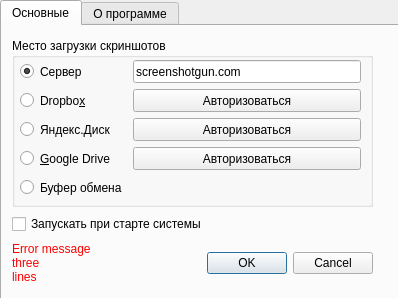
The window that ui/Settings.ui (ismd/screenshotgun) describes before a commit, drawn with Qt 5.
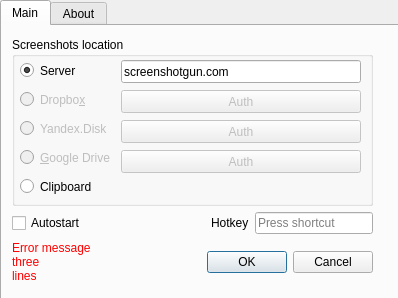
The same window after the commit.

```diff
--- a/ui/Settings.ui
+++ b/ui/Settings.ui
@@ -33,7 +33,7 @@
    </property>
    <widget class="QWidget" name="tab">
     <attribute name="title">
-     <string>Основные</string>
+     <string>Main</string>
     </attribute>
     <widget class="QWidget" name="layoutWidget">
      <property name="geometry">
@@ -60,15 +60,15 @@
          </size>
         </property>
         <property name="title">
-         <string>Место загрузки скриншотов</string>
+         <string>Screenshots location</string>
         </property>
-        <widget class="QWidget" name="">
+        <widget class="QWidget" name="layoutWidget1">
          <property name="geometry">
           <rect>
            <x>8</x>
            <y>22</y>
            <width>341</width>
-           <height>141</height>
+           <height>143</height>
           </rect>
          </property>
          <layout class="QHBoxLayout" name="horizontalLayout_3">
@@ -86,7 +86,7 @@
                </size>
               </property>
               <property name="text">
-               <string>Сервер</string>
+               <string>Server</string>
               </property>
               <property name="checked">
                <bool>true</bool>
@@ -96,7 +96,7 @@
             <item>
              <widget class="QRadioButton" name="radioButtonDropbox">
               <property name="enabled">
-               <bool>true</bool>
+               <bool>false</bool>
               </property>
               <property name="minimumSize">
                <size>
@@ -112,7 +112,7 @@
             <item>
              <widget class="QRadioButton" name="radioButtonYandex">
               <property name="enabled">
-               <bool>true</bool>
+               <bool>false</bool>
               </property>
               <property name="minimumSize">
                <size>
@@ -121,14 +121,14 @@
                </size>
               </property>
               <property name="text">
-               <string>Яндекс.Диск</string>
+               <string>Yandex.Disk</string>
               </property>
              </widget>
             </item>
             <item>
              <widget class="QRadioButton" name="radioButtonGoogle">
               <property name="enabled">
-               <bool>true</bool>
+               <bool>false</bool>
               </property>
               <property name="minimumSize">
                <size>
@@ -153,7 +153,7 @@
                </size>
               </property>
               <property name="text">
-               <string>Буфер обмена</string>
+               <string>Clipboard</string>
               </property>
              </widget>
             </item>
@@ -182,6 +182,9 @@
             </item>
             <item>
              <widget class="QPushButton" name="authDropbox">
+              <property name="enabled">
+               <bool>false</bool>
+              </property>
               <property name="maximumSize">
                <size>
                 <width>16777215</width>
@@ -189,12 +192,15 @@
                </size>
               </property>
               <property name="text">
-               <string>Авторизоваться</string>
+               <string>Auth</string>
               </property>
              </widget>
             </item>
             <item>
              <widget class="QPushButton" name="authYandex">
+              <property name="enabled">
+               <bool>false</bool>
+              </property>
               <property name="maximumSize">
                <size>
                 <width>16777215</width>
@@ -202,12 +208,15 @@
                </size>
               </property>
               <property name="text">
-               <string>Авторизоваться</string>
+               <string>Auth</string>
               </property>
              </widget>
             </item>
             <item>
              <widget class="QPushButton" name="authGoogle">
+              <property name="enabled">
+               <bool>false</bool>
+              </property>
               <property name="maximumSize">
                <size>
                 <width>16777215</width>
@@ -215,7 +224,7 @@
                </size>
               </property>
               <property name="text">
-               <string>Авторизоваться</string>
+               <string>Auth</string>
               </property>
              </widget>
             </item>
@@ -242,11 +251,57 @@
        </widget>
       </item>
       <item>
-       <widget class="QCheckBox" name="autoStartupCheckBox">
-        <property name="text">
-         <string>Запускать при старте системы</string>
-        </property>
-       </widget>
+       <layout class="QHBoxLayout" name="horizontalLayout_2">
+        <item>
+         <widget class="QCheckBox" name="autoStartupCheckBox">
+          <property name="sizePolicy">
+           <sizepolicy hsizetype="Minimum" vsizetype="Fixed">
+            <horstretch>0</horstretch>
+            <verstretch>0</verstretch>
+           </sizepolicy>
+          </property>
+          <property name="text">
+           <string>Autostart</string>
+          </property>
+         </widget>
+        </item>
+        <item>
+         <spacer name="horizontalSpacer">
+          <property name="orientation">
+           <enum>Qt::Horizontal</enum>
+          </property>
+          <property name="sizeHint" stdset="0">
+           <size>
+            <width>40</width>
+            <height>20</height>
+           </size>
+          </property>
+         </spacer>
+        </item>
+        <item>
+         <widget class="QLabel" name="label_6">
+          <property name="sizePolicy">
+           <sizepolicy hsizetype="Minimum" vsizetype="Preferred">
+            <horstretch>0</horstretch>
+            <verstretch>0</verstretch>
+           </sizepolicy>
+          </property>
+          <property name="text">
+           <string>Hotkey</string>
+          </property>
+         </widget>
+        </item>
+        <item>
+         <widget class="QKeySequenceEdit" name="keySequenceEdit">
+          <property name="sizePolicy">
+           <sizepolicy hsizetype="Preferred" vsizetype="Fixed">
+            <horstretch>0</horstretch>
+            <verstretch>0</verstretch>
+           </sizepolicy>
+          </property>
+         </widget>
+        </item>
+       </layout>
       </item>
       <item>
        <layout class="QHBoxLayout" name="horizontalLayout">
@@ -263,7 +318,7 @@
           </property>
           <property name="minimumSize">
            <size>
-            <width>0</width>
+            <width>170</width>
             <height>45</height>
            </size>
           </property>
@@ -341,9 +396,9 @@
      <bool>true</bool>
     </property>
     <attribute name="title">
-     <string>О программе</string>
+     <string>About</string>
     </attribute>
-    <widget class="QWidget" name="layoutWidget1">
+    <widget class="QWidget" name="layoutWidget2">
      <property name="geometry">
       <rect>
        <x>10</x>
```
Left out of the diff: 14 changed lines with no effect on the pictures.
